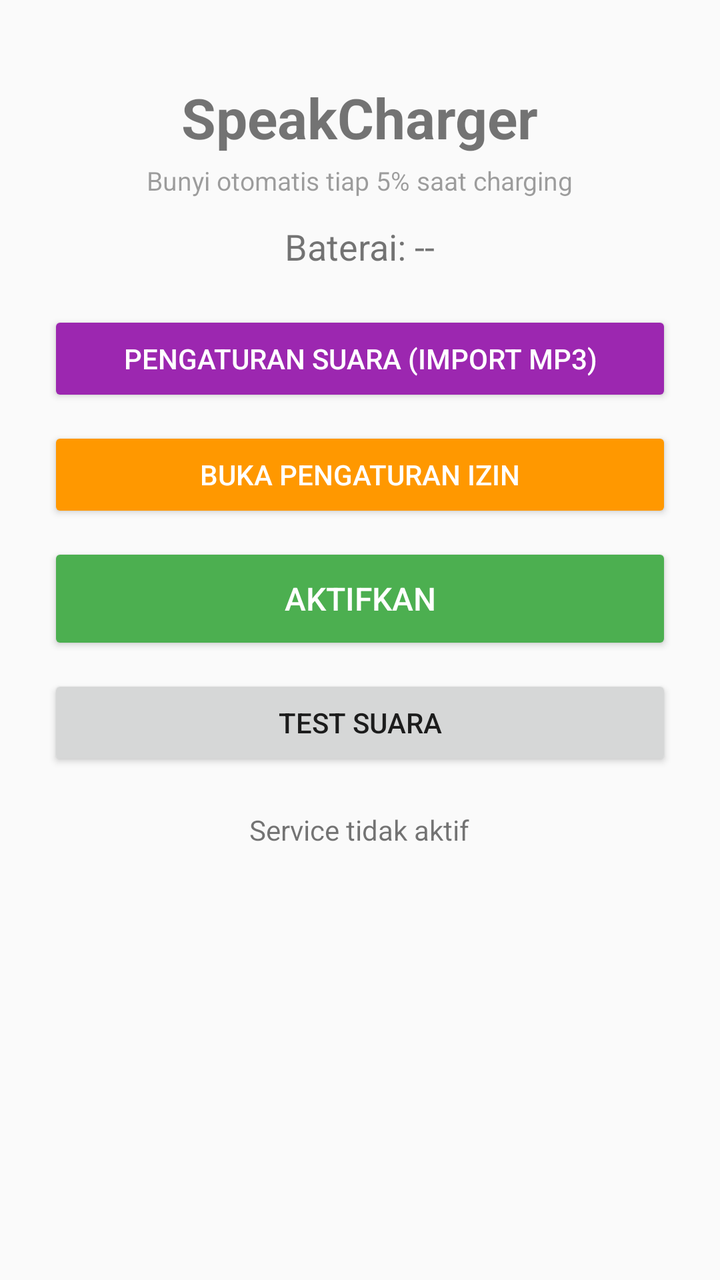
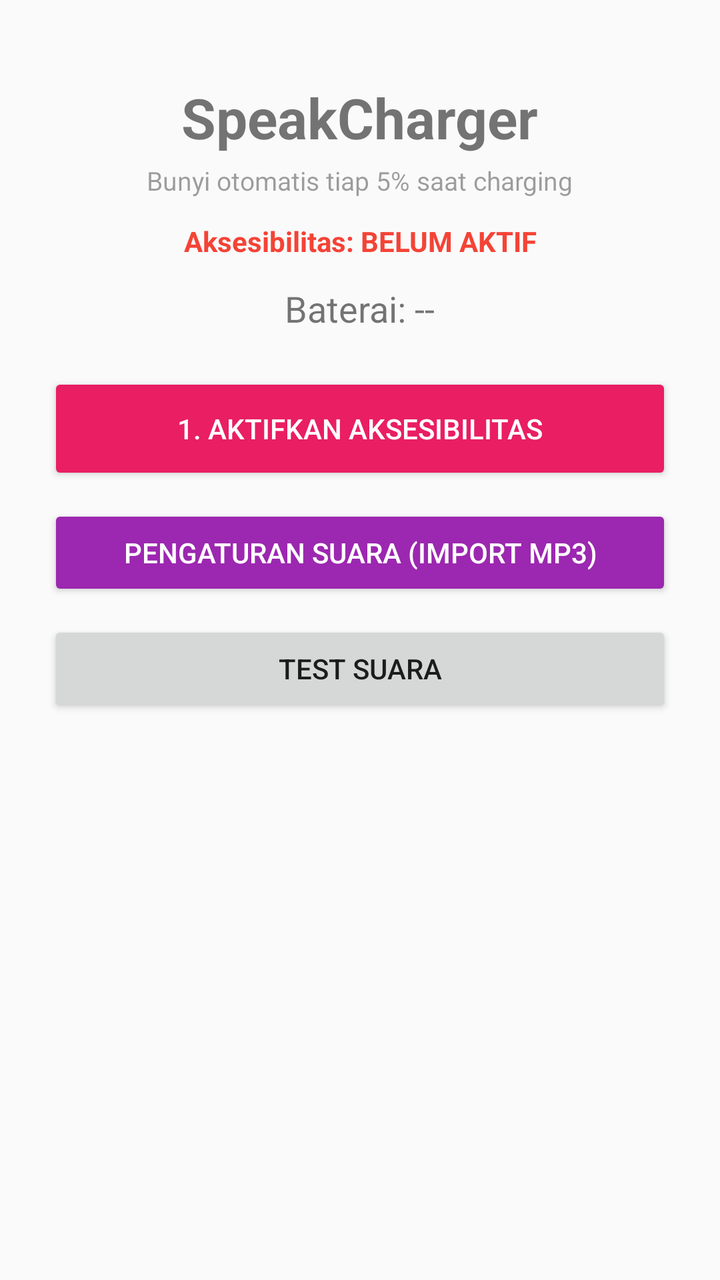

Compare the two renders of this Android layout. The source of the first and the diff that turns it into the second are given below.
<!-- AndroidManifest.xml: application theme Theme.AppCompat.Light.DarkActionBar -->
<!-- res/layout/activity_main.xml -->
<?xml version="1.0" encoding="utf-8"?>
<ScrollView xmlns:android="http://schemas.android.com/apk/res/android"
    android:layout_width="match_parent"
    android:layout_height="match_parent">

    <LinearLayout
        android:layout_width="match_parent"
        android:layout_height="wrap_content"
        android:orientation="vertical"
        android:padding="24dp"
        android:gravity="center_horizontal">

        <TextView
            android:text="SpeakCharger"
            android:textSize="28sp"
            android:textStyle="bold"
            android:layout_marginTop="16dp"
            android:layout_marginBottom="4dp"
            android:layout_width="wrap_content"
            android:layout_height="wrap_content"/>

        <TextView
            android:text="Bunyi otomatis tiap 5% saat charging"
            android:textSize="13sp"
            android:alpha="0.7"
            android:layout_marginBottom="12dp"
            android:layout_width="wrap_content"
            android:layout_height="wrap_content"/>

        <TextView
            android:id="@+id/tvPrepare"
            android:text=""
            android:textSize="12sp"
            android:textColor="#4CAF50"
            android:visibility="gone"
            android:layout_marginBottom="16dp"
            android:layout_width="wrap_content"
            android:layout_height="wrap_content"/>

        <TextView
            android:id="@+id/tvBattery"
            android:text="Baterai: --"
            android:textSize="18sp"
            android:gravity="center"
            android:lineSpacingExtra="6dp"
            android:layout_marginBottom="20dp"
            android:layout_width="wrap_content"
            android:layout_height="wrap_content"/>

        <Button
            android:id="@+id/btnSettings"
            android:text="Pengaturan Suara (Import MP3)"
            android:textSize="14sp"
            android:backgroundTint="#9C27B0"
            android:textColor="#FFFFFF"
            android:layout_width="match_parent"
            android:layout_height="48dp"
            android:layout_marginBottom="10dp"/>

        <Button
            android:id="@+id/btnPermissions"
            android:text="Buka Pengaturan Izin"
            android:textSize="14sp"
            android:backgroundTint="#FF9800"
            android:textColor="#FFFFFF"
            android:layout_width="match_parent"
            android:layout_height="48dp"
            android:layout_marginBottom="10dp"/>

        <Button
            android:id="@+id/btnToggle"
            android:text="AKTIFKAN"
            android:textSize="16sp"
            android:textColor="#FFFFFF"
            android:backgroundTint="#4CAF50"
            android:layout_width="match_parent"
            android:layout_height="56dp"
            android:layout_marginBottom="10dp"/>

        <Button
            android:id="@+id/btnTest"
            android:text="Test Suara"
            android:textSize="14sp"
            android:layout_width="match_parent"
            android:layout_height="48dp"
            android:layout_marginBottom="20dp"/>

        <TextView
            android:id="@+id/tvStatus"
            android:text="Service tidak aktif"
            android:textSize="14sp"
            android:gravity="center"
            android:layout_marginBottom="24dp"
            android:layout_width="wrap_content"
            android:layout_height="wrap_content"/>

    </LinearLayout>
</ScrollView>
<!-- resources referenced by this layout -->
<resources>

</resources>

<!-- the commit's change to res/layout/activity_main.xml (unified diff, before → after) -->
@@ -28,12 +28,23 @@
             android:layout_height="wrap_content"/>
 
         <TextView
+            android:id="@+id/tvAccessStatus"
+            android:text="Aksesibilitas: BELUM AKTIF"
+            android:textSize="14sp"
+            android:textStyle="bold"
+            android:textColor="#F44336"
+            android:gravity="center"
+            android:layout_marginBottom="12dp"
+            android:layout_width="wrap_content"
+            android:layout_height="wrap_content"/>
+
+        <TextView
             android:id="@+id/tvPrepare"
             android:text=""
             android:textSize="12sp"
             android:textColor="#4CAF50"
             android:visibility="gone"
-            android:layout_marginBottom="16dp"
+            android:layout_marginBottom="12dp"
             android:layout_width="wrap_content"
             android:layout_height="wrap_content"/>
 
@@ -48,6 +59,16 @@
             android:layout_height="wrap_content"/>
 
         <Button
+            android:id="@+id/btnAccessibility"
+            android:text="1. AKTIFKAN AKSESIBILITAS"
+            android:textSize="14sp"
+            android:backgroundTint="#E91E63"
+            android:textColor="#FFFFFF"
+            android:layout_width="match_parent"
+            android:layout_height="56dp"
+            android:layout_marginBottom="10dp"/>
+
+        <Button
             android:id="@+id/btnSettings"
             android:text="Pengaturan Suara (Import MP3)"
             android:textSize="14sp"
@@ -55,26 +76,6 @@
             android:textColor="#FFFFFF"
             android:layout_width="match_parent"
             android:layout_height="48dp"
-            android:layout_marginBottom="10dp"/>
-
-        <Button
-            android:id="@+id/btnPermissions"
-            android:text="Buka Pengaturan Izin"
-            android:textSize="14sp"
-            android:backgroundTint="#FF9800"
-            android:textColor="#FFFFFF"
-            android:layout_width="match_parent"
-            android:layout_height="48dp"
-            android:layout_marginBottom="10dp"/>
-
-        <Button
-            android:id="@+id/btnToggle"
-            android:text="AKTIFKAN"
-            android:textSize="16sp"
-            android:textColor="#FFFFFF"
-            android:backgroundTint="#4CAF50"
-            android:layout_width="match_parent"
-            android:layout_height="56dp"
             android:layout_marginBottom="10dp"/>
 
         <Button
@@ -87,9 +88,10 @@
 
         <TextView
             android:id="@+id/tvStatus"
-            android:text="Service tidak aktif"
-            android:textSize="14sp"
+            android:text=""
+            android:textSize="13sp"
             android:gravity="center"
+            android:lineSpacingExtra="3dp"
             android:layout_marginBottom="24dp"
             android:layout_width="wrap_content"
             android:layout_height="wrap_content"/>
